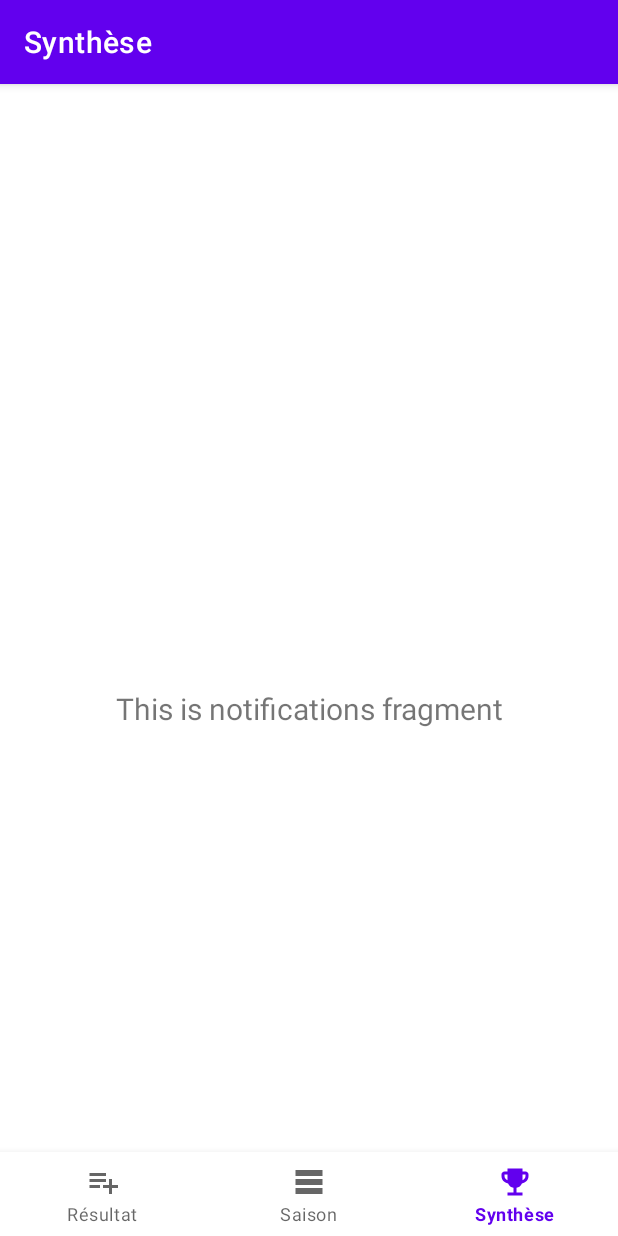
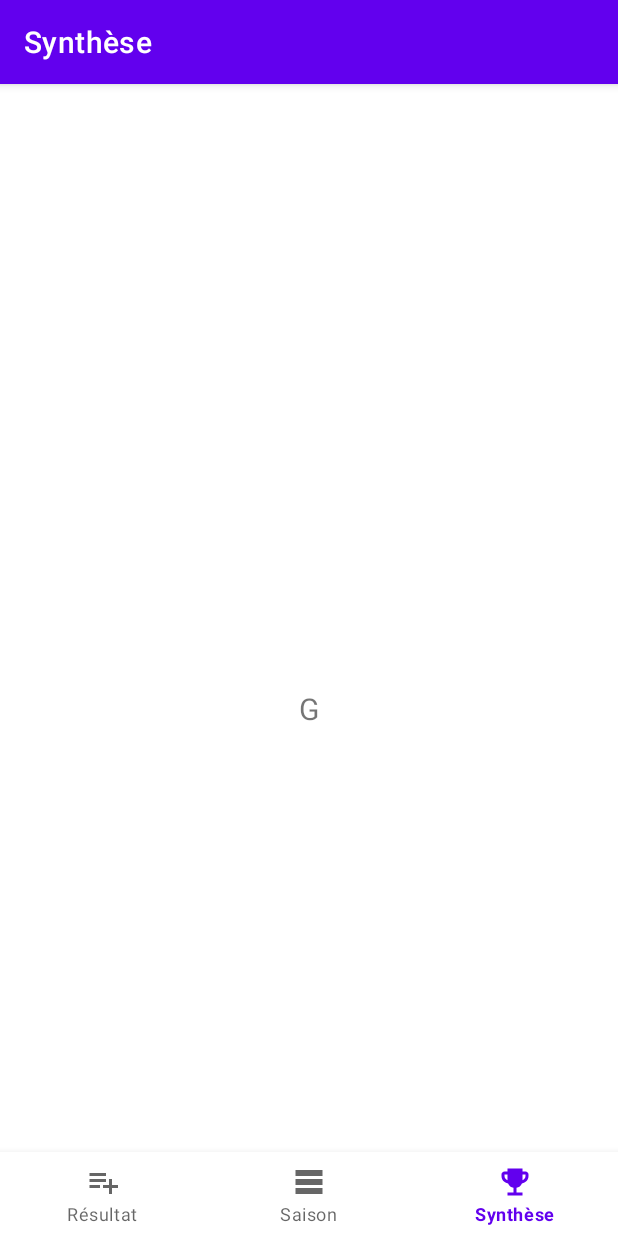
Before and after one commit to garnierpascalweb/ffcalculator-mobile, an Android app: the NotificationsFragment screen opened through its navigation route, on a phone screen of 412 x 824 dp. Run offline under Robolectric (Android 15) with nearby library versions, the light colour scheme and no system bars; our stand-ins replace Room's generated code, navigation-ui; libraries missing offline, so code that uses them is left out: com.anychart, com.anychart.chart, com.anychart.charts, com.anychart.core, com.anychart.enums and 1 more; plain views replace AnyChartView.

Commit message:
1.0.0: fragment synthese: affichage de la sharedPrefs vue

```diff
--- a/app/src/main/java/com/gpwsofts/ffcalculator/mobile/ui/notifications/NotificationsFragment.java
+++ b/app/src/main/java/com/gpwsofts/ffcalculator/mobile/ui/notifications/NotificationsFragment.java
@@ -22,6 +22,7 @@ import com.anychart.enums.Align;
 import com.anychart.palettes.RangeColors;
 import com.gpwsofts.ffcalculator.mobile.R;
 import com.gpwsofts.ffcalculator.mobile.databinding.FragmentNotificationsBinding;
+import com.gpwsofts.ffcalculator.mobile.viewmodel.SharedPrefsViewModel;
 
 import java.util.ArrayList;
 import java.util.List;
@@ -34,7 +35,7 @@ public class NotificationsFragment extends Fragment {
                              ViewGroup container, Bundle savedInstanceState) {
         NotificationsViewModel notificationsViewModel =
                 new ViewModelProvider(this).get(NotificationsViewModel.class);
-
+        SharedPrefsViewModel sharedPrefsViewModel = new ViewModelProvider(this).get(SharedPrefsViewModel.class);
         binding = FragmentNotificationsBinding.inflate(inflater, container, false);
         View root = binding.getRoot();
         /*
@@ -67,7 +68,8 @@ public class NotificationsFragment extends Fragment {
 
 
         final TextView textView = binding.textNotifications;
-        notificationsViewModel.getText().observe(getViewLifecycleOwner(), textView::setText);
+        // notificationsViewModel.getText().observe(getViewLifecycleOwner(), textView::setText);
+        sharedPrefsViewModel.getVue().observe(getViewLifecycleOwner(), textView::setText);
         return root;
     }
 
--- a/app/src/main/java/com/gpwsofts/ffcalculator/mobile/viewmodel/SharedPrefsViewModel.java
+++ b/app/src/main/java/com/gpwsofts/ffcalculator/mobile/viewmodel/SharedPrefsViewModel.java
@@ -39,4 +39,9 @@ public class SharedPrefsViewModel extends AndroidViewModel {
     public void update(String inVue){
         repository.updateVue(inVue);
     }
+
+    public SharedPreferencesStringLiveData getVue() {
+        return vue;
+    }
+
 }
```
